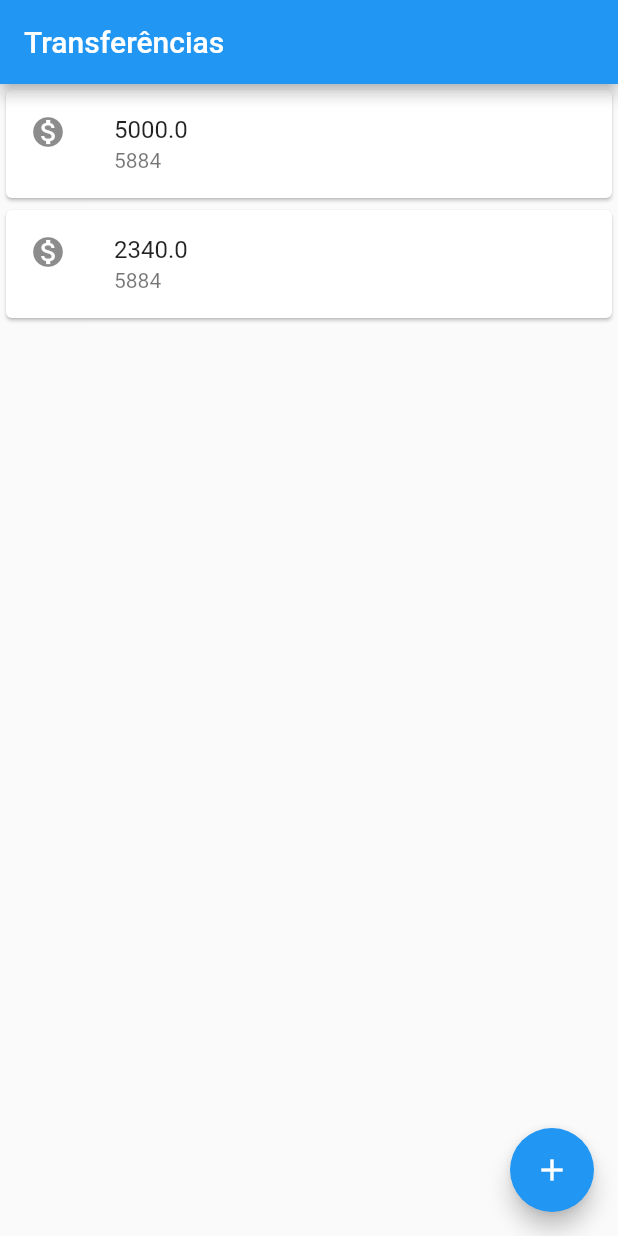
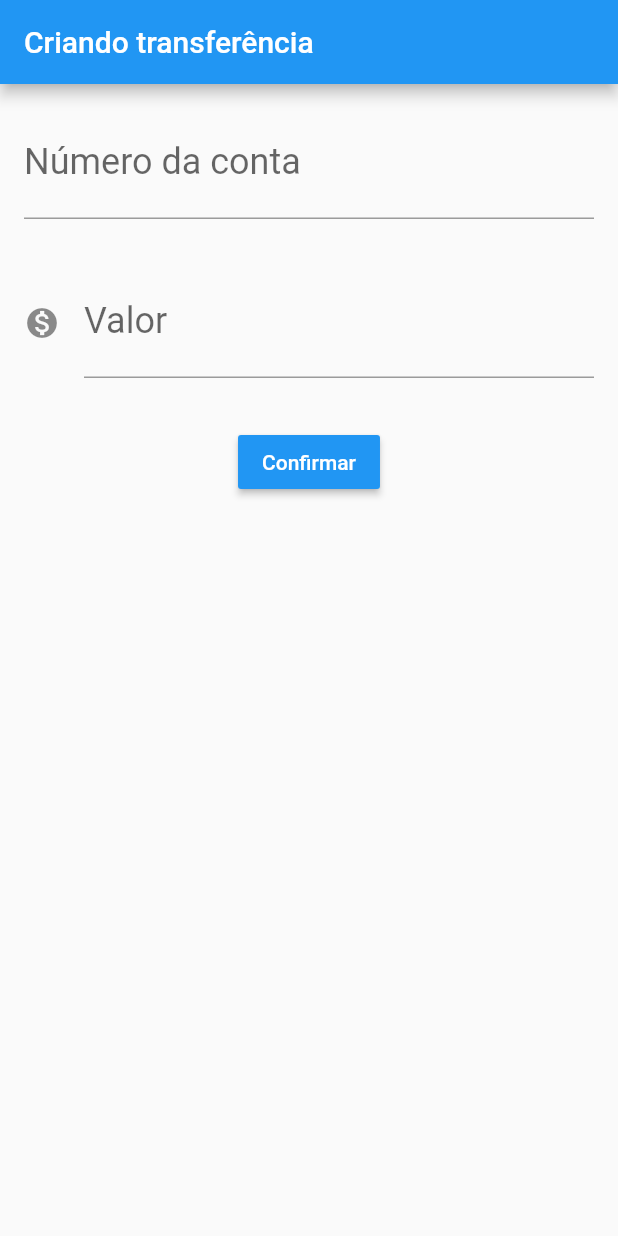
Before and after one commit to yagopessoa/bytebank, a Flutter app: the screen it shows after launch, on a phone screen of 412 x 824 dp. Run offline on Flutter 3.47's test engine with Material 2 defaults, Android fonts, the phone set to English and light mode, and no system bars.

Commit message:
feat(form): create new transfer form

```diff
--- a/lib/main.dart
+++ b/lib/main.dart
@@ -1,36 +1,112 @@
 import 'package:flutter/material.dart';
 
-void main() => runApp(
-      MaterialApp(
-        home: Scaffold(
-          appBar: AppBar(
-            title: Text('Transferências'),
-          ),
-          floatingActionButton: FloatingActionButton(
-            child: Icon(Icons.add),
-            onPressed: () => {},
-          ),
-          body: TransfersList(),
-        ),
+void main() => runApp(BytebankApp());
+
+class BytebankApp extends StatelessWidget {
+  @override
+  Widget build(BuildContext context) {
+    return MaterialApp(
+      home: Scaffold(
+        body: NewTransferForm(),
       ),
     );
+  }
+}
+
+class NewTransferForm extends StatelessWidget {
+  final TextEditingController _accNumberField = TextEditingController();
+  final TextEditingController _valueField = TextEditingController();
+
+  @override
+  Widget build(BuildContext context) {
+    return Scaffold(
+      appBar: AppBar(
+        title: Text('Criando transferência'),
+      ),
+      body: Column(
+        children: <Widget>[
+          Padding(
+            padding: const EdgeInsets.all(16.0),
+            child: TextField(
+              controller: _accNumberField,
+              style: TextStyle(
+                fontSize: 24.0,
+              ),
+              decoration: InputDecoration(
+                labelText: 'Número da conta',
+                hintText: '0000',
+              ),
+              keyboardType: TextInputType.number,
+            ),
+          ),
+          Padding(
+            padding: const EdgeInsets.all(16.0),
+            child: TextField(
+              controller: _valueField,
+              style: TextStyle(
+                fontSize: 24.0,
+              ),
+              decoration: InputDecoration(
+                icon: Icon(Icons.monetization_on),
+                labelText: 'Valor',
+                hintText: '0.00',
+              ),
+              keyboardType: TextInputType.number,
+            ),
+          ),
+          Padding(
+            padding: const EdgeInsets.only(top: 16.0),
+            child: RaisedButton(
+              child: Text('Confirmar'),
+              color: Colors.blue,
+              textColor: Colors.white,
+              onPressed: () {
+                final int accNumber = int.tryParse(_accNumberField.text);
+                final double value = double.tryParse(_valueField.text);
+
+                if (accNumber != null && value != null) {
+                  final transfer = Transfer(value, accNumber);
+
+                  Scaffold.of(context).showSnackBar(SnackBar(
+                    content: Text(
+                      transfer.toString(),
+                    ),
+                  ));
+                }
+              },
+            ),
+          ),
+        ],
+      ),
+    );
+  }
+}
 
 class TransfersList extends StatelessWidget {
   @override
   Widget build(BuildContext context) {
-    return Column(
-      children: <Widget>[
-        TransferItem(Transfer(5000.0, 5884)),
-        TransferItem(Transfer(2340.0, 5884)),
-      ],
+    return Scaffold(
+      appBar: AppBar(
+        title: Text('Transferências'),
+      ),
+      body: Column(
+        children: <Widget>[
+          TransferListItem(Transfer(5000.0, 5884)),
+          TransferListItem(Transfer(2340.0, 5884)),
+        ],
+      ),
+      floatingActionButton: FloatingActionButton(
+        child: Icon(Icons.add),
+        onPressed: () => {},
+      ),
     );
   }
 }
 
-class TransferItem extends StatelessWidget {
+class TransferListItem extends StatelessWidget {
   final Transfer transfer;
 
-  TransferItem(this.transfer);
+  TransferListItem(this.transfer);
 
   @override
   Widget build(BuildContext context) {
@@ -49,4 +125,9 @@ class Transfer {
   final int accountNumber;
 
   Transfer(this.value, this.accountNumber);
+
+  @override
+  String toString() {
+    return 'Transferência: { Conta: $accountNumber, Valor: $value }';
+  }
 }
```
